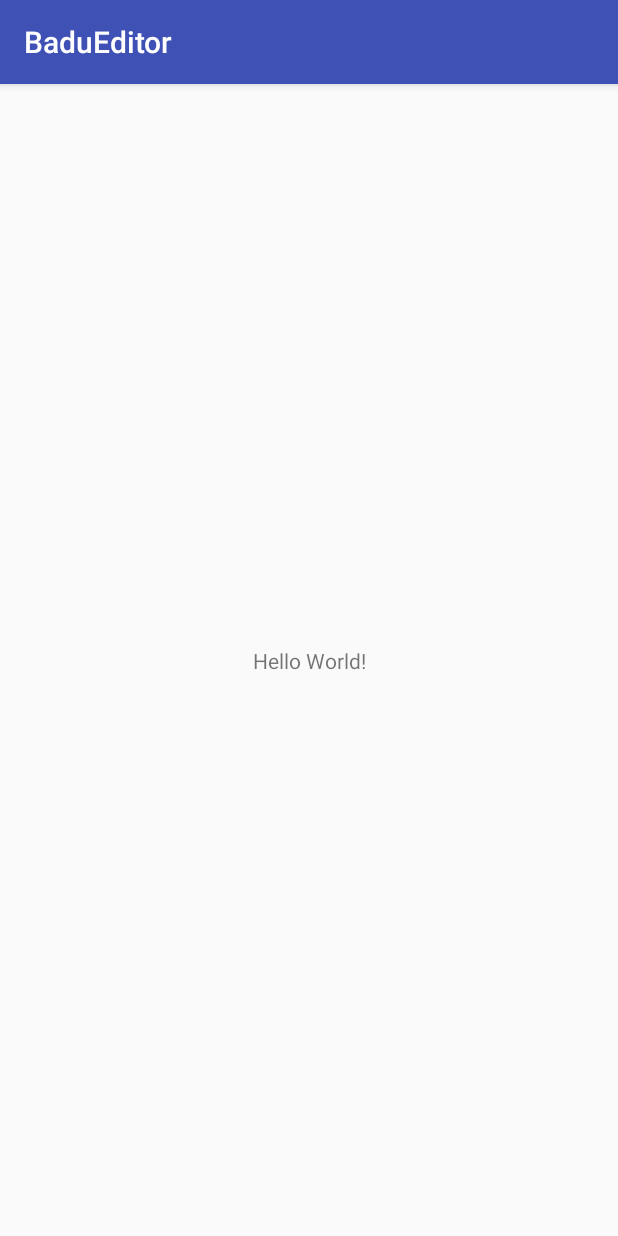
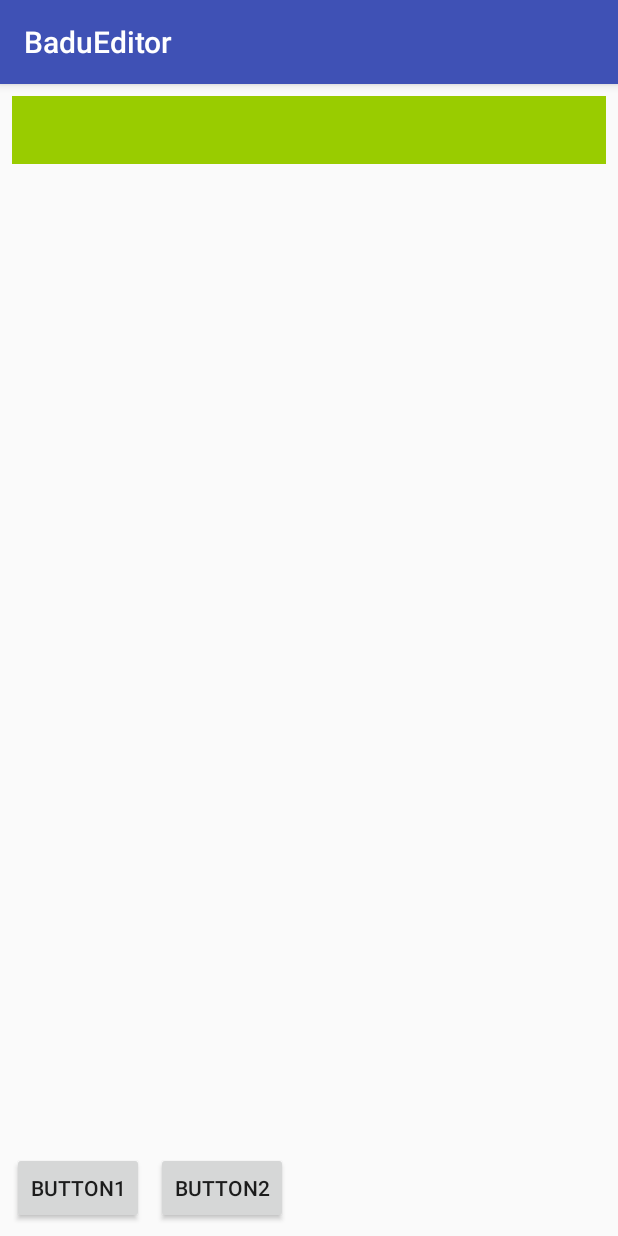
Before and after one commit to crazyma/BaduEditor, an Android app: the screen it shows after launch (MainActivity), on a phone screen of 412 x 824 dp. Run offline under Robolectric (Android 15) with nearby library versions, the phone set to English and light mode, and no system bars.

Commit message:
create basic BaduEditor

```diff
--- /dev/null
+++ b/app/src/main/java/com/badu/badueditor/BaduEditor.kt
@@ -0,0 +1,40 @@
+package com.badu.badueditor
+
+import android.content.Context
+import android.util.AttributeSet
+import android.widget.EditText
+import android.widget.LinearLayout
+
+class BaduEditor @JvmOverloads constructor(
+        context: Context,
+        attrs: AttributeSet? = null,
+        defStyleAttr: Int = 0
+) : LinearLayout(context, attrs, defStyleAttr) {
+
+    private val margin = resources.getDimensionPixelSize(R.dimen.margin_normal)
+
+    init {
+        orientation = LinearLayout.VERTICAL
+    }
+
+    override fun onAttachedToWindow() {
+        super.onAttachedToWindow()
+        setupInitEditText()
+    }
+
+    private fun setupInitEditText() {
+        val firstEditText = EditText(context).apply {
+            setBackgroundResource(android.R.color.holo_green_light)
+        }
+
+        val params = LinearLayout.LayoutParams(
+                LinearLayout.LayoutParams.MATCH_PARENT,
+                LinearLayout.LayoutParams.WRAP_CONTENT
+        ).apply {
+            setMargins(margin, margin, margin, 0)
+        }
+
+        addView(firstEditText,0,params)
+    }
+
+}
--- a/app/src/main/java/com/badu/badueditor/MainActivity.kt
+++ b/app/src/main/java/com/badu/badueditor/MainActivity.kt
@@ -1,12 +1,16 @@
 package com.badu.badueditor
 
+import android.annotation.SuppressLint
 import android.support.v7.app.AppCompatActivity
 import android.os.Bundle
 
 class MainActivity : AppCompatActivity() {
 
+    @SuppressLint("LogNotTimber")
     override fun onCreate(savedInstanceState: Bundle?) {
         super.onCreate(savedInstanceState)
         setContentView(R.layout.activity_main)
+
     }
+
 }
--- a/app/src/main/res/layout/activity_main.xml
+++ b/app/src/main/res/layout/activity_main.xml
@@ -6,13 +6,40 @@
     android:layout_height="match_parent"
     tools:context=".MainActivity">
 
-    <TextView
+    <ScrollView
+        android:id="@+id/scrollView"
+        android:layout_width="0dp"
+        android:layout_height="0dp"
+        app:layout_constraintBottom_toTopOf="@+id/button1"
+        app:layout_constraintEnd_toEndOf="parent"
+        app:layout_constraintStart_toStartOf="parent"
+        app:layout_constraintTop_toTopOf="parent">
+
+        <include
+            layout="@layout/layout_content"
+            android:layout_width="match_parent"
+            android:layout_height="wrap_content" />
+
+    </ScrollView>
+
+    <Button
+        android:id="@+id/button1"
         android:layout_width="wrap_content"
         android:layout_height="wrap_content"
-        android:text="Hello World!"
+        android:layout_marginBottom="8dp"
+        android:layout_marginStart="8dp"
+        android:text="Button1"
         app:layout_constraintBottom_toBottomOf="parent"
-        app:layout_constraintLeft_toLeftOf="parent"
-        app:layout_constraintRight_toRightOf="parent"
-        app:layout_constraintTop_toTopOf="parent" />
+        app:layout_constraintStart_toStartOf="parent" />
+
+    <Button
+        android:id="@+id/button2"
+        android:layout_width="wrap_content"
+        android:layout_height="wrap_content"
+        android:layout_marginBottom="8dp"
+        android:layout_marginStart="8dp"
+        android:text="Button2"
+        app:layout_constraintBottom_toBottomOf="parent"
+        app:layout_constraintStart_toEndOf="@+id/button1" />
 
 </android.support.constraint.ConstraintLayout>
--- /dev/null
+++ b/app/src/main/res/layout/layout_content.xml
@@ -0,0 +1,9 @@
+<?xml version="1.0" encoding="utf-8"?>
+<com.badu.badueditor.BaduEditor xmlns:android="http://schemas.android.com/apk/res/android"
+    xmlns:app="http://schemas.android.com/apk/res-auto"
+    android:id="@+id/linearLayout"
+    android:layout_width="match_parent"
+    android:layout_height="wrap_content"
+    android:orientation="vertical">
+
+</com.badu.badueditor.BaduEditor>
--- /dev/null
+++ b/app/src/main/res/values/dimens.xml
@@ -0,0 +1,4 @@
+<?xml version="1.0" encoding="utf-8"?>
+<resources>
+    <dimen name="margin_normal">8dp</dimen>
+</resources>
```
